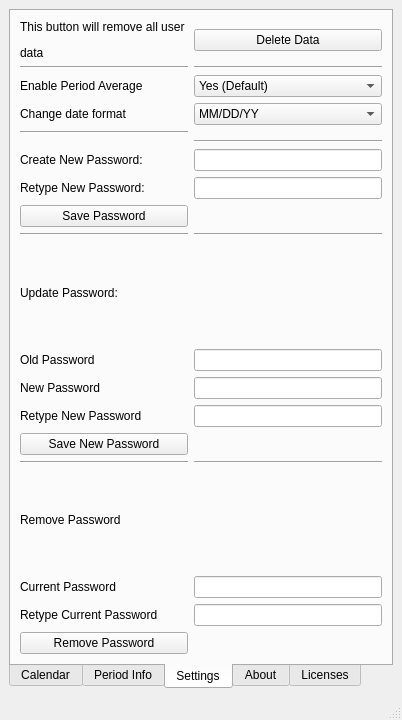
The window that mainwindow.ui (socphoenix/Period_Underground) describes before a commit, drawn with Qt 5.
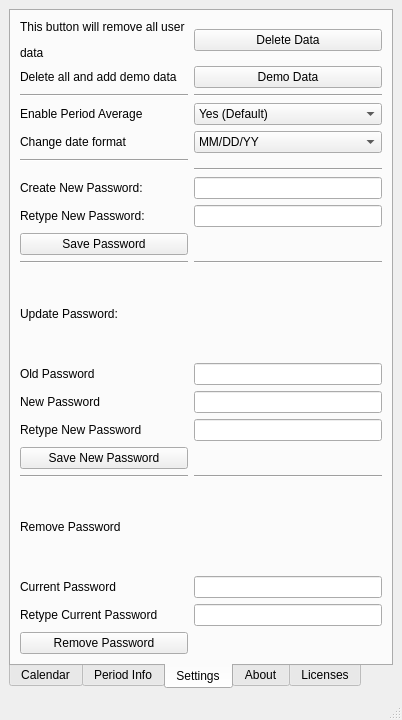
The same window after the commit. The open tabs and pages were chosen to show the change.

Commit message: add demo data mode

```diff
--- a/mainwindow.ui
+++ b/mainwindow.ui
@@ -375,56 +375,107 @@
         <string>Settings</string>
        </attribute>
        <layout class="QGridLayout" name="gridLayout_5">
-        <item row="3" column="0">
+        <item row="10" column="0">
+         <widget class="Line" name="line_8">
+          <property name="orientation">
+           <enum>Qt::Horizontal</enum>
+          </property>
+         </widget>
+        </item>
+        <item row="8" column="1">
+         <widget class="QLineEdit" name="lineEdit_2"/>
+        </item>
+        <item row="19" column="1">
+         <widget class="QLineEdit" name="lineEdit_7"/>
+        </item>
+        <item row="18" column="0">
+         <widget class="QLabel" name="label_20">
+          <property name="text">
+           <string>Current Password</string>
+          </property>
+         </widget>
+        </item>
+        <item row="6" column="1">
+         <widget class="Line" name="line_7">
+          <property name="orientation">
+           <enum>Qt::Horizontal</enum>
+          </property>
+         </widget>
+        </item>
+        <item row="4" column="0">
          <widget class="QLabel" name="label_9">
           <property name="text">
            <string>Change date format</string>
           </property>
          </widget>
         </item>
-        <item row="16" column="0">
-         <widget class="QLabel" name="label_19">
-          <property name="text">
-           <string>Remove Password</string>
-          </property>
-         </widget>
-        </item>
-        <item row="5" column="1">
-         <widget class="Line" name="line_7">
+        <item row="5" column="0">
+         <widget class="Line" name="line_6">
           <property name="orientation">
            <enum>Qt::Horizontal</enum>
           </property>
          </widget>
         </item>
-        <item row="14" column="0">
-         <widget class="QPushButton" name="pushButton_3">
-          <property name="text">
-           <string>Save New Password</string>
-          </property>
-         </widget>
-        </item>
         <item row="2" column="0">
-         <widget class="QLabel" name="label_28">
-          <property name="toolTip">
-           <string>&lt;html&gt;&lt;head/&gt;&lt;body&gt;&lt;p&gt;Enable app to average past periods when estimating next period. &lt;/p&gt;&lt;p&gt;If set to No defaults to 28 day cycles&lt;/p&gt;&lt;/body&gt;&lt;/html&gt;</string>
-          </property>
-          <property name="whatsThis">
-           <string/>
-          </property>
-          <property name="text">
-           <string>Enable Period Average</string>
+         <widget class="Line" name="line_14">
+          <property name="orientation">
+           <enum>Qt::Horizontal</enum>
           </property>
          </widget>
         </item>
         <item row="19" column="0">
+         <widget class="QLabel" name="label_21">
+          <property name="text">
+           <string>Retype Current Password</string>
+          </property>
+         </widget>
+        </item>
+        <item row="17" column="0">
+         <widget class="QLabel" name="label_19">
+          <property name="text">
+           <string>Remove Password</string>
+          </property>
+         </widget>
+        </item>
+        <item row="20" column="0">
          <widget class="QPushButton" name="pushButton_4">
           <property name="text">
            <string>Remove Password</string>
           </property>
          </widget>
         </item>
-        <item row="9" column="0">
-         <widget class="Line" name="line_8">
+        <item row="7" column="0">
+         <widget class="QLabel" name="label_14">
+          <property name="text">
+           <string>Create New Password:</string>
+          </property>
+         </widget>
+        </item>
+        <item row="13" column="0">
+         <widget class="QLabel" name="label_17">
+          <property name="text">
+           <string>New Password</string>
+          </property>
+         </widget>
+        </item>
+        <item row="12" column="1">
+         <widget class="QLineEdit" name="lineEdit_3"/>
+        </item>
+        <item row="7" column="1">
+         <widget class="QLineEdit" name="lineEdit"/>
+        </item>
+        <item row="14" column="1">
+         <widget class="QLineEdit" name="lineEdit_5"/>
+        </item>
+        <item row="16" column="0">
+         <widget class="Line" name="line_10">
+          <property name="orientation">
+           <enum>Qt::Horizontal</enum>
+          </property>
+         </widget>
+        </item>
+        <item row="2" column="1">
+         <widget class="Line" name="line_15">
           <property name="orientation">
            <enum>Qt::Horizontal</enum>
           </property>
@@ -437,72 +488,103 @@
           </property>
          </widget>
         </item>
-        <item row="7" column="0">
+        <item row="3" column="1">
+         <widget class="QComboBox" name="comboBox_6">
+          <item>
+           <property name="text">
+            <string>Yes (Default)</string>
+           </property>
+          </item>
+          <item>
+           <property name="text">
+            <string>No</string>
+           </property>
+          </item>
+         </widget>
+        </item>
+        <item row="4" column="1">
+         <widget class="QComboBox" name="comboBox_5">
+          <item>
+           <property name="text">
+            <string>MM/DD/YY</string>
+           </property>
+          </item>
+          <item>
+           <property name="text">
+            <string>DD/MM/YYYY</string>
+           </property>
+          </item>
+         </widget>
+        </item>
+        <item row="9" column="0">
+         <widget class="QPushButton" name="pushButton_2">
+          <property name="text">
+           <string>Save Password</string>
+          </property>
+         </widget>
+        </item>
+        <item row="0" column="1">
+         <widget class="QPushButton" name="pushButton">
+          <property name="text">
+           <string>Delete Data</string>
+          </property>
+         </widget>
+        </item>
+        <item row="8" column="0">
          <widget class="QLabel" name="label_22">
           <property name="text">
            <string>Retype New Password:</string>
           </property>
          </widget>
         </item>
-        <item row="12" column="1">
-         <widget class="QLineEdit" name="lineEdit_4"/>
+        <item row="11" column="0">
+         <widget class="QLabel" name="label_15">
+          <property name="text">
+           <string>Update Password:</string>
+          </property>
+         </widget>
+        </item>
+        <item row="3" column="0">
+         <widget class="QLabel" name="label_28">
+          <property name="toolTip">
+           <string>&lt;html&gt;&lt;head/&gt;&lt;body&gt;&lt;p&gt;Enable app to average past periods when estimating next period. &lt;/p&gt;&lt;p&gt;If set to No defaults to 28 day cycles&lt;/p&gt;&lt;/body&gt;&lt;/html&gt;</string>
+          </property>
+          <property name="whatsThis">
+           <string/>
+          </property>
+          <property name="text">
+           <string>Enable Period Average</string>
+          </property>
+         </widget>
         </item>
         <item row="15" column="0">
-         <widget class="Line" name="line_10">
-          <property name="orientation">
-           <enum>Qt::Horizontal</enum>
+         <widget class="QPushButton" name="pushButton_3">
+          <property name="text">
+           <string>Save New Password</string>
           </property>
          </widget>
         </item>
-        <item row="13" column="0">
+        <item row="14" column="0">
          <widget class="QLabel" name="label_18">
           <property name="text">
            <string>Retype New Password</string>
           </property>
          </widget>
         </item>
-        <item row="15" column="1">
+        <item row="16" column="1">
          <widget class="Line" name="line_11">
           <property name="orientation">
            <enum>Qt::Horizontal</enum>
           </property>
          </widget>
         </item>
-        <item row="4" column="0">
-         <widget class="Line" name="line_6">
-          <property name="orientation">
-           <enum>Qt::Horizontal</enum>
-          </property>
-         </widget>
+        <item row="18" column="1">
+         <widget class="QLineEdit" name="lineEdit_6"/>
         </item>
-        <item row="17" column="0">
-         <widget class="QLabel" name="label_20">
-          <property name="text">
-           <string>Current Password</string>
-          </property>
-         </widget>
+        <item row="13" column="1">
+         <widget class="QLineEdit" name="lineEdit_4"/>
         </item>
-        <item row="0" column="1">
-         <widget class="QPushButton" name="pushButton">
-          <property name="text">
-           <string>Delete Data</string>
-          </property>
-         </widget>
-        </item>
-        <item row="7" column="1">
-         <widget class="QLineEdit" name="lineEdit_2"/>
-        </item>
-        <item row="6" column="0">
-         <widget class="QLabel" name="label_14">
-          <property name="text">
-           <string>Create New Password:</string>
-          </property>
-         </widget>
-        </item>
-        <item row="11" column="1">
-         <widget class="QLineEdit" name="lineEdit_3"/>
-        </item>
-        <item row="9" column="1">
+        <item row="10" column="1">
          <widget class="Line" name="line_9">
           <property name="orientation">
            <enum>Qt::Horizontal</enum>
@@ -510,91 +592,23 @@
          </widget>
         </item>
         <item row="12" column="0">
-         <widget class="QLabel" name="label_17">
-          <property name="text">
-           <string>New Password</string>
-          </property>
-         </widget>
-        </item>
-        <item row="11" column="0">
          <widget class="QLabel" name="label_16">
           <property name="text">
            <string>Old Password</string>
           </property>
          </widget>
         </item>
-        <item row="1" column="0">
-         <widget class="Line" name="line_14">
-          <property name="orientation">
-           <enum>Qt::Horizontal</enum>
-          </property>
-         </widget>
-        </item>
-        <item row="17" column="1">
-         <widget class="QLineEdit" name="lineEdit_6"/>
-        </item>
-        <item row="8" column="0">
-         <widget class="QPushButton" name="pushButton_2">
-          <property name="text">
-           <string>Save Password</string>
-          </property>
-         </widget>
-        </item>
-        <item row="18" column="1">
-         <widget class="QLineEdit" name="lineEdit_7"/>
-        </item>
-        <item row="13" column="1">
-         <widget class="QLineEdit" name="lineEdit_5"/>
-        </item>
-        <item row="18" column="0">
-         <widget class="QLabel" name="label_21">
-          <property name="text">
-           <string>Retype Current Password</string>
-          </property>
-         </widget>
-        </item>
-        <item row="6" column="1">
-         <widget class="QLineEdit" name="lineEdit"/>
-        </item>
-        <item row="10" column="0">
-         <widget class="QLabel" name="label_15">
-          <property name="text">
-           <string>Update Password:</string>
-          </property>
-         </widget>
-        </item>
-        <item row="2" column="1">
-         <widget class="QComboBox" name="comboBox_6">
-          <item>
-           <property name="text">
-            <string>Yes (Default)</string>
-           </property>
-          </item>
-          <item>
-           <property name="text">
-            <string>No</string>
-           </property>
-          </item>
-         </widget>
-        </item>
-        <item row="3" column="1">
-         <widget class="QComboBox" name="comboBox_5">
-          <item>
-           <property name="text">
-            <string>MM/DD/YY</string>
-           </property>
-          </item>
-          <item>
-           <property name="text">
-            <string>DD/MM/YYYY</string>
-           </property>
-          </item>
-         </widget>
-        </item>
         <item row="1" column="1">
-         <widget class="Line" name="line_15">
-          <property name="orientation">
-           <enum>Qt::Horizontal</enum>
+         <widget class="QPushButton" name="pushButton_5">
+          <property name="text">
+           <string>Demo Data</string>
+          </property>
+         </widget>
+        </item>
+        <item row="1" column="0">
+         <widget class="QLabel" name="label_29">
+          <property name="text">
+           <string>Delete all and add demo data</string>
           </property>
          </widget>
         </item>
```
Left out of the diff: 2 changed lines with no effect on the pictures. The commit also changes 5 other files.
